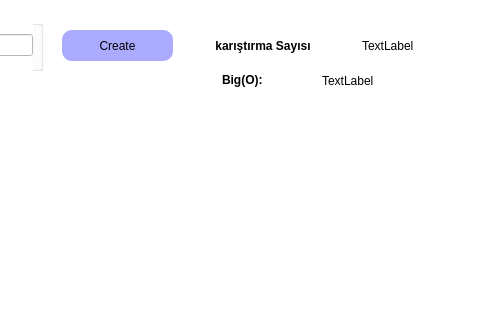
Old version of the form sort_project.ui in the repository sana-kabbani/sort-algorithms-visualizer; both pictures show x 588 to 1068 and y 0 to 320 of the 1068 by 561 pixel window.
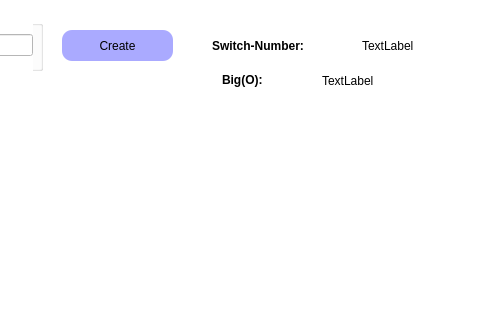
New version of the form. Custom widgets are drawn as their Qt base class.

Commit message: debug işi görmüş

```diff
--- a/sort_project.ui
+++ b/sort_project.ui
@@ -368,7 +368,7 @@
      </font>
     </property>
     <property name="text">
-     <string> karıştırma Sayısı</string>
+     <string>Switch-Number:</string>
     </property>
    </widget>
    <widget class="QLabel" name="sayi">
```
The commit also changes 1 other file.
